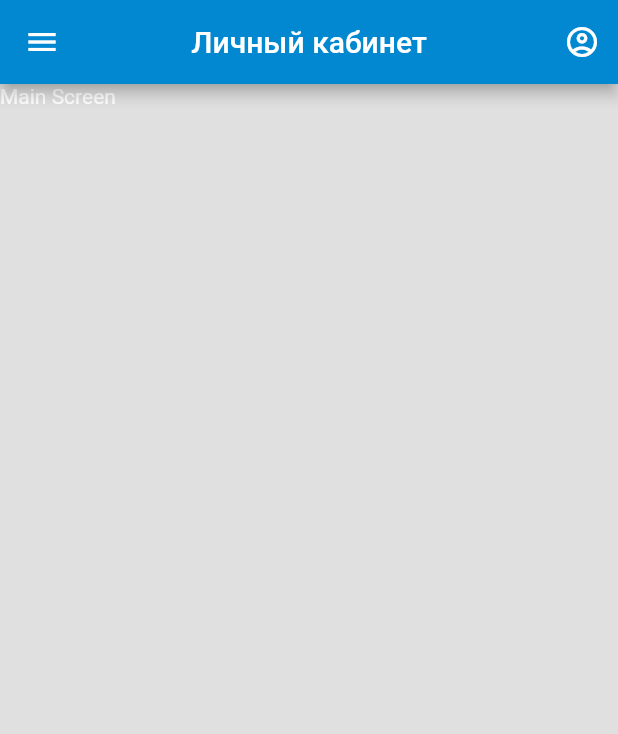
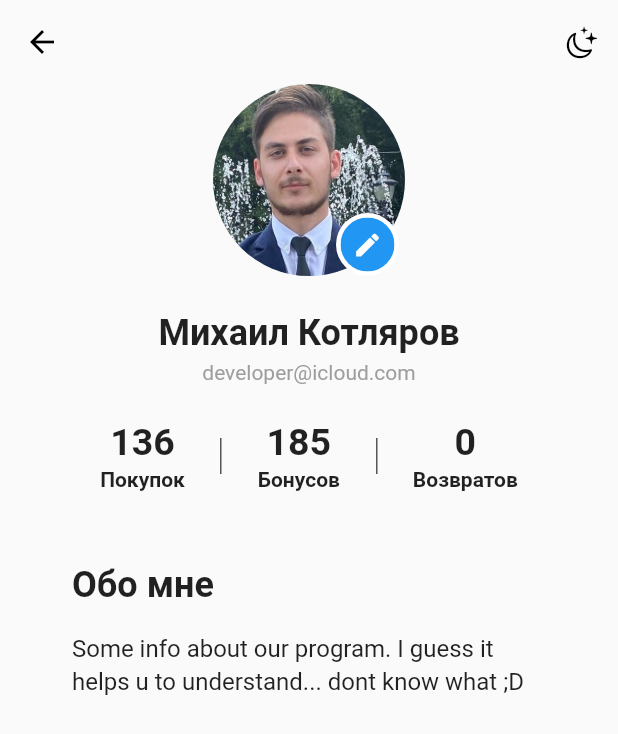
Before and after one commit to frosterlolz/flutter_todo, a Flutter app: the Profile screen opened by its route, on a phone screen of 412 x 824 dp. Shown: the top 734 px of the screen. Run offline on Flutter 3.47's test engine with Material 2 defaults, Android fonts, the phone set to English and light mode, and no system bars.

Commit message:
Now I jave profile page with elements (realised with custom widgets)

```diff
--- a/lib/main.dart
+++ b/lib/main.dart
@@ -8,8 +8,10 @@ import 'package:flutter_todo/pages/test.dart';
 
 void main() => runApp(MaterialApp(
   theme: ThemeData(
-    primaryColor: Colors.lightBlue[700], // основной цвет приложения
+    primaryColor: Colors.blue.shade300, // основной цвет приложения
+    dividerColor: Colors.black,
   ),
+  // home: EditProfilePage(),
   initialRoute: '/',
   //home: MainScreen(), // основная страница
   routes: {
@@ -20,3 +22,5 @@ void main() => runApp(MaterialApp(
     '/test': (context) => Test(),
   },
 ));
+
+// продолжить с ВИДЕО https://www.youtube.com/watch?v=ZfSiFtT0z_I
--- /dev/null
+++ b/lib/model/user.dart
@@ -0,0 +1,15 @@
+class User{
+  final String imagePath;
+  final String name;
+  final String email;
+  final String about;
+  final bool isDarkMode;
+
+  const User({
+   required this.imagePath,
+   required this.name,
+   required this.email,
+   required this.about,
+   required this.isDarkMode,
+});
+}
--- a/lib/pages/main_screen.dart
+++ b/lib/pages/main_screen.dart
@@ -4,7 +4,7 @@ import 'package:flutter_todo/includes/NavBar.dart';
 class MainScreen extends StatelessWidget {
   const MainScreen({Key? key}) : super(key: key);
 
-  static const String _title = 'My first Dart Project';
+  static const String _title = 'Главная';
 
   @override
   Widget build(BuildContext context) {
@@ -14,14 +14,7 @@ class MainScreen extends StatelessWidget {
         appBar: AppBar(
           title: const Text(_title),
           centerTitle: true,
-          actions: <Widget>[
-            IconButton(
-              onPressed: () {
-                Navigator.pushNamedAndRemoveUntil(context, '/profile', (route) => false);},
-              icon: const Icon(Icons.account_circle_outlined),
-              tooltip: 'Профиль',
-            )
-          ],),
+        ),
       body: Column(
         children: [
           Text('Main Screen', style: TextStyle(color: Colors.white),),
--- a/lib/pages/profile.dart
+++ b/lib/pages/profile.dart
@@ -1,10 +1,12 @@
 import 'package:flutter/material.dart';
-import 'package:flutter_todo/includes/NavBar.dart';
+import 'package:flutter_todo/model/user.dart';
+import 'package:flutter_todo/utils/user_preferences.dart';
+import 'package:flutter_todo/widget/appbar_widget.dart';
+import 'package:flutter_todo/widget/profile_widget.dart';
+import 'package:flutter_todo/widget/numbers_widget.dart';
 
 class Profile extends StatefulWidget {
   const Profile({Key? key}) : super(key: key);
-
-  static const String _title = 'Личный кабинет';
 
   @override
   _ProfileState createState() => _ProfileState();
@@ -15,25 +17,55 @@ enum MainMenu { Profile, Main, ToDo }
 class _ProfileState extends State<Profile> {
   @override
   Widget build(BuildContext context) {
+    final user = UserPreferences.myUser;
     return Scaffold(
-      drawer: NavBar(),
-      backgroundColor: Colors.grey[300],
-      appBar: AppBar(
-        title: const Text(Profile._title),
-        centerTitle: true,
-        actions: <Widget>[
-          IconButton(
-              icon: const Icon(Icons.account_circle_outlined),
-              tooltip: 'Профиль', onPressed: () {  },
-          )
-        ],
-      ), // HEADER
-
-      body: Column(
+      appBar: buildAppBar(context),
+      body: ListView(
+        physics: BouncingScrollPhysics(),
         children: [
-          Text('Main Screen', style: TextStyle(color: Colors.white),),
+          ProfileWidget(
+            imagePath: user.imagePath,
+            onClicked: () async {},
+          ),
+          const SizedBox(height: 24), // отступ
+          buildName(user),
+          const SizedBox(height: 24),
+          NumbersWidget(),
+          const SizedBox(height: 48),
+          buildAbout(user),
         ],
       ),
     );
   }
+
+  Widget buildName(User user) => Column(
+    children: [
+      Text(
+      user.name,
+      style: TextStyle(fontWeight:FontWeight.bold, fontSize: 24),
+      ),
+      const SizedBox(height: 4),
+      Text(
+        user.email,
+        style: TextStyle(color: Colors.grey),
+      ),
+    ],
+  );
+
+  Widget buildAbout(User user) => Container(
+    padding: EdgeInsets.symmetric(horizontal: 48),
+    child: Column(
+      crossAxisAlignment: CrossAxisAlignment.start,
+      children: [
+        Text(
+          'Обо мне',
+          style: TextStyle(fontSize: 24, fontWeight: FontWeight.bold),),
+        const SizedBox(height: 16),
+        Text(
+          user.about,
+          style: TextStyle(fontSize: 16, height: 1.4),
+        ),
+      ],
+    ),
+  );
 }
--- /dev/null
+++ b/lib/utils/user_preferences.dart
@@ -0,0 +1,11 @@
+import 'package:flutter_todo/model/user.dart';
+
+class UserPreferences {
+  static const myUser = User(
+    imagePath: 'assets/images/wedding.jpg',
+    name: 'Михаил Котляров',
+    email: 'developer@icloud.com',
+    about: 'Some info about our program. I guess it helps u to understand... dont know what ;D',
+    isDarkMode: false,
+  );
+}
--- /dev/null
+++ b/lib/widget/appbar_widget.dart
@@ -0,0 +1,18 @@
+import 'package:flutter/cupertino.dart';
+import 'package:flutter/material.dart';
+
+AppBar buildAppBar(BuildContext context){
+  final icon = CupertinoIcons.moon_stars;
+
+  return AppBar(
+    leading: BackButton(),
+    backgroundColor: Colors.transparent,
+    elevation: 0,
+    actions: [
+      IconButton(
+      icon: Icon(icon),
+      onPressed: (){},
+      ),
+    ],
+  );
+}
--- /dev/null
+++ b/lib/widget/numbers_widget.dart
@@ -0,0 +1,44 @@
+import 'package:flutter/material.dart';
+
+class NumbersWidget extends StatelessWidget {
+  const NumbersWidget({Key? key}) : super(key: key);
+
+  @override
+  Widget build(BuildContext context) => IntrinsicHeight(
+    child: Row(
+      mainAxisAlignment: MainAxisAlignment.center,
+      children: <Widget>[
+        buildButton(context, '136', 'Покупок'),
+        buildDevider(),
+        buildButton(context, '185', 'Бонусов'),
+        buildDevider(),
+        buildButton(context, '0', 'Возвратов'),
+      ],
+    ),
+  );
+
+  Widget buildButton(BuildContext context, String value, String text) =>
+      MaterialButton(
+          onPressed: (){},
+        child: Column(
+          mainAxisSize: MainAxisSize.min,
+          mainAxisAlignment: MainAxisAlignment.start,
+          children: <Widget>[
+            Text(
+              value,
+              style: TextStyle(fontWeight: FontWeight.bold, fontSize: 25)
+            ),
+            SizedBox(height: 2),
+            Text(
+              text,
+              style: TextStyle(fontWeight: FontWeight.bold),
+            )
+          ],
+        ),
+      );
+
+  Widget buildDevider() => Container(
+    height: 24,
+    child: VerticalDivider(),
+  );
+}
--- /dev/null
+++ b/lib/widget/profile_widget.dart
@@ -0,0 +1,75 @@
+import 'package:flutter/material.dart';
+
+class ProfileWidget extends StatelessWidget {
+  final String imagePath;
+  final VoidCallback onClicked;
+
+  const ProfileWidget({Key? key,
+    required this.imagePath,
+    required this.onClicked,
+  }) : super(key: key);
+
+  @override
+  Widget build(BuildContext context) {
+    final color = Theme.of(context).colorScheme.primary;
+
+    return Center(
+      child: Stack(
+        children: [
+          buildImage(),
+          Positioned(
+            bottom: 0,
+            right: 4,
+            child: buildEditIcon(color),
+          ),
+        ],
+      ),
+    );
+  }
+
+  Widget buildImage() {
+    final image = AssetImage(imagePath);
+
+    return ClipOval(
+      child: Material(
+        color: Colors.transparent,
+        child: Ink.image(
+        image: image,
+        fit: BoxFit.cover,
+        width: 128,
+        height: 128,
+        child: InkWell(onTap: onClicked,),
+      ),
+      ),
+    );
+  }
+
+  Widget buildEditIcon(Color color) => buildCircle(
+      color: Colors.white,
+      all: 3,
+    child: buildCircle(
+      color:color,
+      all: 8,
+      child:Icon(
+        Icons.edit,
+        color: Colors.white,
+        size:20,
+      ),
+    ),
+  );
+
+  Widget buildCircle({
+    required Widget child,
+    required double all,
+    required Color color,
+  }) => ClipOval(
+    child: Container(
+    padding: EdgeInsets.all(all),
+    color: color,
+    child: child,
+    ),
+  );
+
+
+
+}
```
Also changed, not shown: lib/pages/edit_profile_page.dart (added, +8 -0 lines), assets/images/wedding.jpg.
